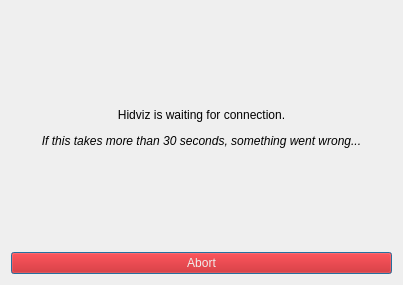
hidviz/hidviz, file hidviz/src/WaitDialog.ui: the form before one commit.
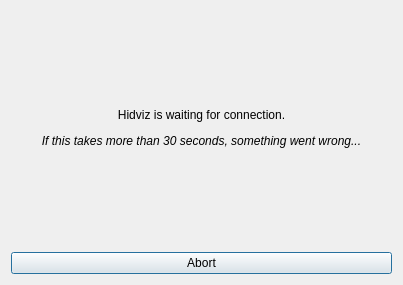
The form after the commit.

Commit message:
Do not use custom pallete in WaitDialog
It doesn't work on Windows, so I guess I can live without red button.

The edit to the form file:
```diff
--- a/hidviz/src/WaitDialog.ui
+++ b/hidviz/src/WaitDialog.ui
@@ -26,421 +26,6 @@
    </item>
    <item>
     <widget class="QPushButton" name="abortButton">
-     <property name="palette">
-      <palette>
-       <active>
-        <colorrole role="WindowText">
-         <brush brushstyle="SolidPattern">
-          <color alpha="255">
-           <red>238</red>
-           <green>238</green>
-           <blue>236</blue>
-          </color>
-         </brush>
-        </colorrole>
-        <colorrole role="Button">
-         <brush brushstyle="SolidPattern">
-          <color alpha="255">
-           <red>204</red>
-           <green>0</green>
-           <blue>0</blue>
-          </color>
-         </brush>
-        </colorrole>
-        <colorrole role="Light">
-         <brush brushstyle="SolidPattern">
-          <color alpha="255">
-           <red>255</red>
-           <green>51</green>
-           <blue>51</blue>
-          </color>
-         </brush>
-        </colorrole>
-        <colorrole role="Midlight">
-         <brush brushstyle="SolidPattern">
-          <color alpha="255">
-           <red>229</red>
-           <green>25</green>
-           <blue>25</blue>
-          </color>
-         </brush>
-        </colorrole>
-        <colorrole role="Dark">
-         <brush brushstyle="SolidPattern">
-          <color alpha="255">
-           <red>102</red>
-           <green>0</green>
-           <blue>0</blue>
-          </color>
-         </brush>
-        </colorrole>
-        <colorrole role="Mid">
-         <brush brushstyle="SolidPattern">
-          <color alpha="255">
-           <red>136</red>
-           <green>0</green>
-           <blue>0</blue>
-          </color>
-         </brush>
-        </colorrole>
-        <colorrole role="Text">
-         <brush brushstyle="SolidPattern">
-          <color alpha="255">
-           <red>238</red>
-           <green>238</green>
-           <blue>236</blue>
-          </color>
-         </brush>
-        </colorrole>
-        <colorrole role="BrightText">
-         <brush brushstyle="SolidPattern">
-          <color alpha="255">
-           <red>255</red>
-           <green>255</green>
-           <blue>255</blue>
-          </color>
-         </brush>
-        </colorrole>
-        <colorrole role="ButtonText">
-         <brush brushstyle="SolidPattern">
-          <color alpha="255">
-           <red>238</red>
-           <green>238</green>
-           <blue>236</blue>
-          </color>
-         </brush>
-        </colorrole>
-        <colorrole role="Base">
-         <brush brushstyle="SolidPattern">
-          <color alpha="255">
-           <red>204</red>
-           <green>0</green>
-           <blue>0</blue>
-          </color>
-         </brush>
-        </colorrole>
-        <colorrole role="Window">
-         <brush brushstyle="SolidPattern">
-          <color alpha="255">
-           <red>204</red>
-           <green>0</green>
-           <blue>0</blue>
-          </color>
-         </brush>
-        </colorrole>
-        <colorrole role="Shadow">
-         <brush brushstyle="SolidPattern">
-          <color alpha="255">
-           <red>0</red>
-           <green>0</green>
-           <blue>0</blue>
-          </color>
-         </brush>
-        </colorrole>
-        <colorrole role="AlternateBase">
-         <brush brushstyle="SolidPattern">
-          <color alpha="255">
-           <red>229</red>
-           <green>127</green>
-           <blue>127</blue>
-          </color>
-         </brush>
-        </colorrole>
-        <colorrole role="ToolTipBase">
-         <brush brushstyle="SolidPattern">
-          <color alpha="255">
-           <red>255</red>
-           <green>255</green>
-           <blue>220</blue>
-          </color>
-         </brush>
-        </colorrole>
-        <colorrole role="ToolTipText">
-         <brush brushstyle="SolidPattern">
-          <color alpha="255">
-           <red>0</red>
-           <green>0</green>
-           <blue>0</blue>
-          </color>
-         </brush>
-        </colorrole>
-       </active>
-       <inactive>
-        <colorrole role="WindowText">
-         <brush brushstyle="SolidPattern">
-          <color alpha="255">
-           <red>238</red>
-           <green>238</green>
-           <blue>236</blue>
-          </color>
-         </brush>
-        </colorrole>
-        <colorrole role="Button">
-         <brush brushstyle="SolidPattern">
-          <color alpha="255">
-           <red>204</red>
-           <green>0</green>
-           <blue>0</blue>
-          </color>
-         </brush>
-        </colorrole>
-        <colorrole role="Light">
-         <brush brushstyle="SolidPattern">
-          <color alpha="255">
-           <red>255</red>
-           <green>51</green>
-           <blue>51</blue>
-          </color>
-         </brush>
-        </colorrole>
-        <colorrole role="Midlight">
-         <brush brushstyle="SolidPattern">
-          <color alpha="255">
-           <red>229</red>
-           <green>25</green>
-           <blue>25</blue>
-          </color>
-         </brush>
-        </colorrole>
-        <colorrole role="Dark">
-         <brush brushstyle="SolidPattern">
-          <color alpha="255">
-           <red>102</red>
-           <green>0</green>
-           <blue>0</blue>
-          </color>
-         </brush>
-        </colorrole>
-        <colorrole role="Mid">
-         <brush brushstyle="SolidPattern">
-          <color alpha="255">
-           <red>136</red>
-           <green>0</green>
-           <blue>0</blue>
-          </color>
-         </brush>
-        </colorrole>
-        <colorrole role="Text">
-         <brush brushstyle="SolidPattern">
-          <color alpha="255">
-           <red>238</red>
-           <green>238</green>
-           <blue>236</blue>
-          </color>
-         </brush>
-        </colorrole>
-        <colorrole role="BrightText">
-         <brush brushstyle="SolidPattern">
-          <color alpha="255">
-           <red>255</red>
-           <green>255</green>
-           <blue>255</blue>
-          </color>
-         </brush>
-        </colorrole>
-        <colorrole role="ButtonText">
-         <brush brushstyle="SolidPattern">
-          <color alpha="255">
-           <red>238</red>
-           <green>238</green>
-           <blue>236</blue>
-          </color>
-         </brush>
-        </colorrole>
-        <colorrole role="Base">
-         <brush brushstyle="SolidPattern">
-          <color alpha="255">
-           <red>204</red>
-           <green>0</green>
-           <blue>0</blue>
-          </color>
-         </brush>
-        </colorrole>
-        <colorrole role="Window">
-         <brush brushstyle="SolidPattern">
-          <color alpha="255">
-           <red>204</red>
-           <green>0</green>
-           <blue>0</blue>
-          </color>
-         </brush>
-        </colorrole>
-        <colorrole role="Shadow">
-         <brush brushstyle="SolidPattern">
-          <color alpha="255">
-           <red>0</red>
-           <green>0</green>
-           <blue>0</blue>
-          </color>
-         </brush>
-        </colorrole>
-        <colorrole role="AlternateBase">
-         <brush brushstyle="SolidPattern">
-          <color alpha="255">
-           <red>229</red>
-           <green>127</green>
-           <blue>127</blue>
-          </color>
-         </brush>
-        </colorrole>
-        <colorrole role="ToolTipBase">
-         <brush brushstyle="SolidPattern">
-          <color alpha="255">
-           <red>255</red>
-           <green>255</green>
-           <blue>220</blue>
-          </color>
-         </brush>
-        </colorrole>
-        <colorrole role="ToolTipText">
-         <brush brushstyle="SolidPattern">
-          <color alpha="255">
-           <red>0</red>
-           <green>0</green>
-           <blue>0</blue>
-          </color>
-         </brush>
-        </colorrole>
-       </inactive>
-       <disabled>
-        <colorrole role="WindowText">
-         <brush brushstyle="SolidPattern">
-          <color alpha="255">
-           <red>102</red>
-           <green>0</green>
-           <blue>0</blue>
-          </color>
-         </brush>
-        </colorrole>
-        <colorrole role="Button">
-         <brush brushstyle="SolidPattern">
-          <color alpha="255">
-           <red>204</red>
-           <green>0</green>
-           <blue>0</blue>
-          </color>
-         </brush>
-        </colorrole>
-        <colorrole role="Light">
-         <brush brushstyle="SolidPattern">
-          <color alpha="255">
-           <red>255</red>
-           <green>51</green>
-           <blue>51</blue>
-          </color>
-         </brush>
-        </colorrole>
-        <colorrole role="Midlight">
-         <brush brushstyle="SolidPattern">
-          <color alpha="255">
-           <red>229</red>
-           <green>25</green>
-           <blue>25</blue>
-          </color>
-         </brush>
-        </colorrole>
-        <colorrole role="Dark">
-         <brush brushstyle="SolidPattern">
-          <color alpha="255">
-           <red>102</red>
-           <green>0</green>
-           <blue>0</blue>
-          </color>
-         </brush>
-        </colorrole>
-        <colorrole role="Mid">
-         <brush brushstyle="SolidPattern">
-          <color alpha="255">
-           <red>136</red>
-           <green>0</green>
-           <blue>0</blue>
-          </color>
-         </brush>
-        </colorrole>
-        <colorrole role="Text">
-         <brush brushstyle="SolidPattern">
-          <color alpha="255">
-           <red>102</red>
-           <green>0</green>
-           <blue>0</blue>
-          </color>
-         </brush>
-        </colorrole>
-        <colorrole role="BrightText">
-         <brush brushstyle="SolidPattern">
-          <color alpha="255">
-           <red>255</red>
-           <green>255</green>
-           <blue>255</blue>
-          </color>
-         </brush>
-        </colorrole>
-        <colorrole role="ButtonText">
-         <brush brushstyle="SolidPattern">
-          <color alpha="255">
-           <red>102</red>
-           <green>0</green>
-           <blue>0</blue>
-          </color>
-         </brush>
-        </colorrole>
-        <colorrole role="Base">
-         <brush brushstyle="SolidPattern">
-          <color alpha="255">
-           <red>255</red>
-           <green>255</green>
-           <blue>255</blue>
-          </color>
-         </brush>
-        </colorrole>
-        <colorrole role="Window">
-         <brush brushstyle="SolidPattern">
-          <color alpha="255">
-           <red>204</red>
-           <green>0</green>
-           <blue>0</blue>
-          </color>
-         </brush>
-        </colorrole>
-        <colorrole role="Shadow">
-         <brush brushstyle="SolidPattern">
-          <color alpha="255">
-           <red>0</red>
-           <green>0</green>
-           <blue>0</blue>
-          </color>
-         </brush>
-        </colorrole>
-        <colorrole role="AlternateBase">
-         <brush brushstyle="SolidPattern">
-          <color alpha="255">
-           <red>204</red>
-           <green>0</green>
-           <blue>0</blue>
-          </color>
-         </brush>
-        </colorrole>
-        <colorrole role="ToolTipBase">
-         <brush brushstyle="SolidPattern">
-          <color alpha="255">
-           <red>255</red>
-           <green>255</green>
-           <blue>220</blue>
-          </color>
-         </brush>
-        </colorrole>
-        <colorrole role="ToolTipText">
-         <brush brushstyle="SolidPattern">
-          <color alpha="255">
-           <red>0</red>
-           <green>0</green>
-           <blue>0</blue>
-          </color>
-         </brush>
-        </colorrole>
-       </disabled>
-      </palette>
-     </property>
      <property name="text">
       <string>Abort</string>
      </property>
```
